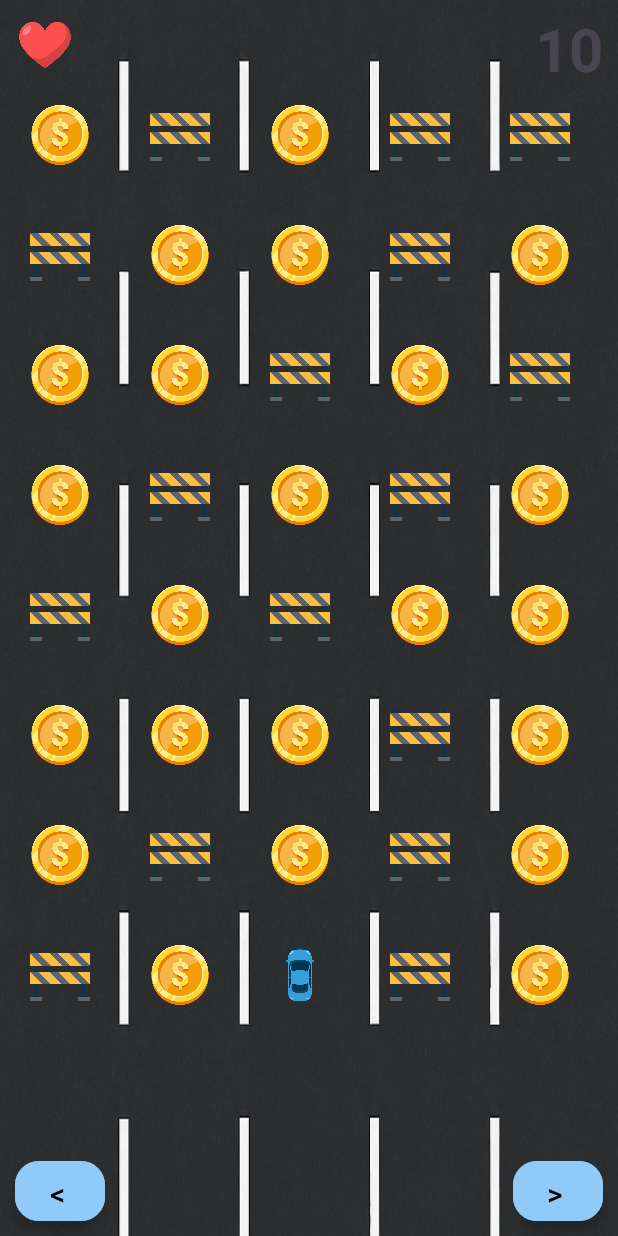
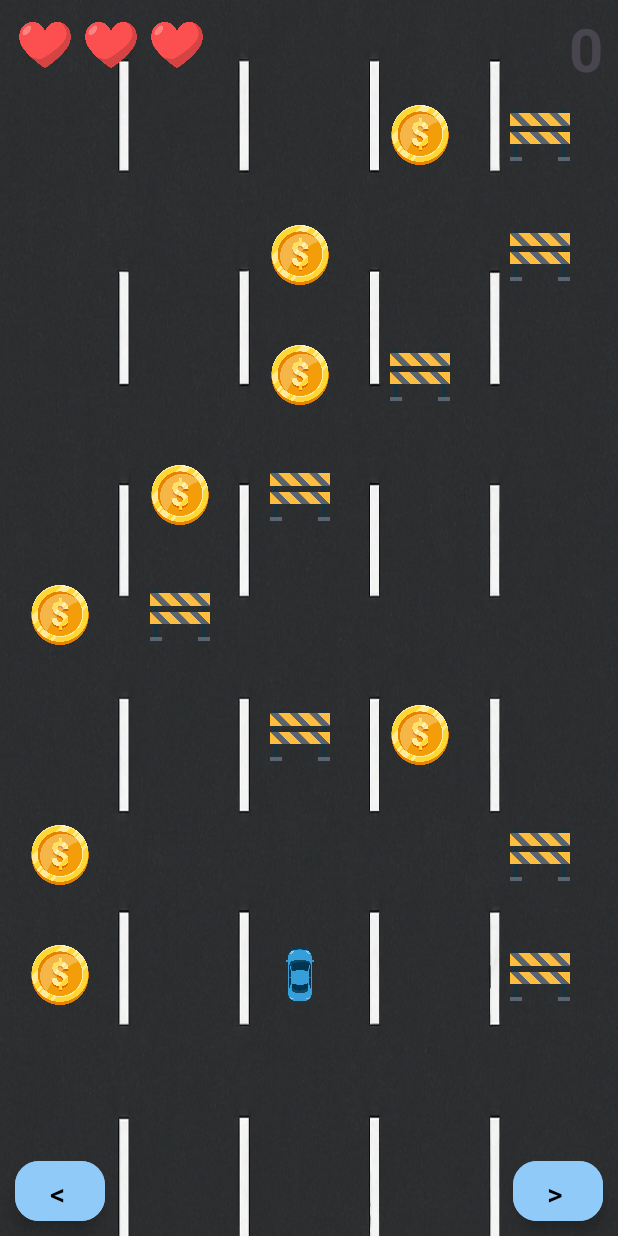
Before and after one commit to Amit-Halaly/Mobile-applications-HW, an Android app: the screen it shows after launch (MainActivity), on a phone screen of 412 x 824 dp. Run offline under Robolectric (Android 15) with nearby library versions, the phone set to English and light mode, and no system bars.

```diff
--- a/app/build.gradle.kts
+++ b/app/build.gradle.kts
@@ -11,7 +11,7 @@ android {
     defaultConfig {
         applicationId = "com.example.mobile_applications_hw"
         minSdk = 26
-        targetSdk = 35
+        targetSdk = 34
         versionCode = 1
         versionName = "1.0"
 
@@ -48,12 +48,12 @@ secrets {
 
     // A properties file containing default secret values. This file can be
     // checked in version control.
-    //defaultPropertiesFileName = "local.defaults.properties"
+    defaultPropertiesFileName = "local.defaults.properties"
 
     // Configure which keys should be ignored by the plugin by providing regular expressions.
     // "sdk.dir" is ignored by default.
     ignoreList.add("keyToIgnore") // Ignore the key "keyToIgnore"
-   ignoreList.add("sdk.*")       // Ignore all keys matching the regexp "sdk.*"
+    ignoreList.add("sdk.*")       // Ignore all keys matching the regexp "sdk.*"
 }
 
 
--- a/app/src/main/java/com/example/mobile_applications_hw/GameManager.kt
+++ b/app/src/main/java/com/example/mobile_applications_hw/GameManager.kt
@@ -2,130 +2,228 @@ package com.example.mobile_applications_hw
 
 import android.content.Context
 import android.os.Handler
+import android.os.Looper
 import android.view.View
 import android.widget.ImageView
 import androidx.appcompat.widget.AppCompatImageView
-import com.google.android.material.floatingactionbutton.ExtendedFloatingActionButton
+import com.example.mobile_applications_hw.utilities.SignalManager
+import com.example.mobile_applications_hw.utilities.SingleSoundPlayer
+import kotlin.random.Random
 
 class GameManager(
-    private val context: Context,
+    context: Context,
     private val car: Array<ImageView>,
     private val obstacles: Array<Array<ImageView>>,
     private val coins: Array<Array<ImageView>>,
     private val hearts: Array<AppCompatImageView>,
-    private val leftButton: ExtendedFloatingActionButton,
-    private val rightButton: ExtendedFloatingActionButton,
-    private val onGameOver: (Int) -> Unit,
+    private val onGameOver: () -> Unit,
     private val onScoreUpdated: (Int) -> Unit
 ) {
-    private val handler = Handler()
-    private val TICK_SLOW = 800L
-    private val TICK_FAST = 400L
-    private var tickInterval = TICK_SLOW
 
-    private var currentLane = 2
-    var score = 0
+    private val singleSoundPlayer = SingleSoundPlayer(context)
+
+    var score: Int = 0
         private set
+
+    private var carPosition = 2
+
     private var lives = 3
 
+    private var gameOver = false
+
+    val handler = Handler(Looper.getMainLooper())
+
+    private var gameSpeed: Long = 1000L
+
+
     fun updateSpeed(isFast: Boolean) {
-        tickInterval = if (isFast) TICK_FAST else TICK_SLOW
+        gameSpeed = if (isFast) 500L else 1000L
     }
 
-    fun startGame() {
-        resetAll()
-        updateCarUI()
-        handler.postDelayed(gameLoopRunnable, tickInterval)
-        leftButton.setOnClickListener { moveCarLeft() }
-        rightButton.setOnClickListener { moveCarRight() }
+    fun resetGame() {
+        lives = 3
+        gameOver = false
+
+        resetHearts()
+        resetScore()
+        resetCar()
+        resetObstacles()
+        resetCoins()
+        placeObstaclesRandomly()
+        placeCoinsRandomly()
     }
 
-    private val gameLoopRunnable = object : Runnable {
-        override fun run() {
-            stepObstaclesAndCoins()
-            checkCollisions()
-            handler.postDelayed(this, tickInterval)
+
+    private fun resetCar() {
+        for (i in car.indices) {
+            car[i].visibility = View.INVISIBLE
+        }
+        car[carPosition].visibility = View.VISIBLE
+    }
+
+
+    private fun resetHearts() {
+        for (heart in hearts) {
+            heart.visibility = View.VISIBLE
         }
     }
 
-    private fun resetAll() {
-        score = 0
-        lives = hearts.size
-        onScoreUpdated(score)
-        hearts.forEach { it.visibility = View.VISIBLE }
-        obstacles.flatten().forEach { it.visibility = View.INVISIBLE }
-        coins.flatten().forEach    { it.visibility = View.INVISIBLE }
-        spawnInitialRow()
-    }
 
-    private fun spawnInitialRow() {
-        val row0Obs = obstacles[0]
-        val row0Coins = coins[0]
-        for (col in 0 until 5) {
-            if ((0..1).random() == 0) {
-                row0Obs[col].visibility = View.VISIBLE
-                row0Coins[col].visibility = View.INVISIBLE
-            } else {
-                row0Coins[col].visibility = View.VISIBLE
-                row0Obs[col].visibility = View.INVISIBLE
+    private fun resetObstacles() {
+        for (row in obstacles) {
+            for (obstacles in row) {
+                obstacles.visibility = View.INVISIBLE
             }
         }
     }
 
-    private fun stepObstaclesAndCoins() {
-        for (col in 0 until 5) {
-            obstacles.last()[col].visibility = View.INVISIBLE
-            coins.last()[col].visibility     = View.INVISIBLE
-        }
-        for (row in obstacles.size - 1 downTo 1) {
-            for (col in 0 until 5) {
-                obstacles[row][col].visibility = obstacles[row - 1][col].visibility
-                coins[row][col].visibility     = coins[row - 1][col].visibility
+    private fun resetCoins() {
+        for (row in coins) {
+            for (coin in row) {
+                coin.visibility = View.INVISIBLE
             }
-        }
-        spawnInitialRow()
-        updateCarUI()
-    }
-
-    private fun checkCollisions() {
-        val obs = obstacles.last()[currentLane]
-        val coin = coins.last()[currentLane]
-        if (obs.visibility == View.VISIBLE) {
-            lives--
-            hearts[lives].visibility = View.INVISIBLE
-            obs.visibility = View.INVISIBLE
-            if (lives == 0) {
-                handler.removeCallbacks(gameLoopRunnable)
-                onGameOver(score)
-            }
-        } else if (coin.visibility == View.VISIBLE) {
-            score += 10
-            onScoreUpdated(score)
-            coin.visibility = View.INVISIBLE
         }
     }
 
+    private fun resetScore() {
+        score = 0
+        onScoreUpdated(score)
+    }
+
+
+    private fun placeObstaclesRandomly() {
+        val firstRow = obstacles[0]
+        for (i in firstRow.indices) {
+            firstRow[i].visibility = View.INVISIBLE
+        }
+        val randomIndex = Random.nextInt(firstRow.size)
+        firstRow[randomIndex].visibility = View.VISIBLE
+    }
+
+    private fun placeCoinsRandomly() {
+        val firstRowCoins = coins[0]
+        val firstRowObstacles = obstacles[0]
+        for (i in firstRowCoins.indices) {
+            firstRowCoins[i].visibility = View.INVISIBLE
+        }
+        var randomIndex: Int
+        do {
+            randomIndex = Random.nextInt(firstRowCoins.size)
+        } while (firstRowObstacles[randomIndex].visibility == View.VISIBLE)
+        firstRowCoins[randomIndex].visibility = View.VISIBLE
+    }
+
+
     fun moveCarLeft() {
-        if (currentLane > 0) {
-            currentLane--
-            updateCarUI()
+        if (!gameOver && carPosition > 0) {
+            car[carPosition].visibility = View.INVISIBLE
+            carPosition--
+            car[carPosition].visibility = View.VISIBLE
         }
     }
 
+
     fun moveCarRight() {
-        if (currentLane < car.size - 1) {
-            currentLane++
-            updateCarUI()
+        if (!gameOver && carPosition < 4) {
+            car[carPosition].visibility = View.INVISIBLE
+            carPosition++
+            car[carPosition].visibility = View.VISIBLE
         }
     }
 
-    private fun updateCarUI() {
-        car.forEachIndexed { index, iv ->
-            iv.visibility = if (index == currentLane) View.VISIBLE else View.INVISIBLE
+
+    fun startGame() {
+        resetGame()
+        val gameLoopRunnable = object : Runnable {
+            override fun run() {
+                if (!gameOver) {
+                    moveObstaclesDown()
+                    moveCoinsDown()
+                    placeObstaclesRandomly()
+                    placeCoinsRandomly()
+                    checkCollisions()
+                    handler.postDelayed(this, gameSpeed)
+                }
+            }
+        }
+        handler.post(gameLoopRunnable)
+    }
+
+    private fun moveObstaclesDown() {
+        for (row in obstacles.indices.reversed()) {
+            for (col in obstacles[row].indices) {
+                val cop = obstacles[row][col]
+                if (cop.visibility == View.VISIBLE) {
+                    cop.visibility = View.INVISIBLE
+                    if (row + 1 < obstacles.size) {
+                        obstacles[row + 1][col].visibility = View.VISIBLE
+                    }
+                }
+            }
         }
     }
 
-    fun stopGame() {
-        handler.removeCallbacks(gameLoopRunnable)
+    private fun moveCoinsDown() {
+        for (row in coins.indices.reversed()) {
+            for (col in coins[row].indices) {
+                val coin = coins[row][col]
+                if (coin.visibility == View.VISIBLE) {
+                    coin.visibility = View.INVISIBLE
+                    if (row + 1 < coins.size) {
+                        coins[row + 1][col].visibility = View.VISIBLE
+                    }
+                }
+            }
+        }
+    }
+
+
+    private fun checkCollisions() {
+        if (obstacles.last()[carPosition].visibility == View.VISIBLE) {
+            handleCollision()
+        }
+        if (coins.last()[carPosition].visibility == View.VISIBLE) {
+            coinCollected()
+        }
+    }
+
+
+    private fun handleCollision() {
+       // singleSoundPlayer.playSound(R.raw.boom_cinema)
+        lives--
+        updateScore(-50)
+        toastAndVibrate()
+        hearts[lives].visibility = View.INVISIBLE
+        if (lives == 0) {
+            gameOver = true
+            onGameOver()
+        }
+    }
+
+
+    private fun toastAndVibrate() {
+        if (lives == 0) {
+            SignalManager.getInstance().toast("Game Over your score is : " + score)
+            SignalManager.getInstance().vibrate()
+        } else {
+            SignalManager.getInstance().toast("Collision! -50")
+            SignalManager.getInstance().vibrate()
+        }
+    }
+
+    private fun coinCollected() {
+       // singleSoundPlayer.playSound(R.raw.coin_collected)
+        updateScore(100)
+        SignalManager.getInstance().toast("Coin Collected! +100")
+        SignalManager.getInstance().vibrate()
+
+    }
+
+    private fun updateScore(points: Int) {
+        score += points
+        if (score < 0) {
+            score = 0
+        }
+        onScoreUpdated(score)
     }
 }
--- a/app/src/main/java/com/example/mobile_applications_hw/MainActivity.kt
+++ b/app/src/main/java/com/example/mobile_applications_hw/MainActivity.kt
@@ -190,9 +190,7 @@ class MainActivity : AppCompatActivity() {
             obstacles = obstacles,
             coins = coins,
             hearts = hearts,
-            leftButton = leftArrow,
-            rightButton = rightArrow,
-            onGameOver = { score -> handleGameOver(score) },
+            onGameOver = { handleGameOver(gameManager.score) },
             onScoreUpdated = { newScore -> updateScoreUI(newScore) }
         )
     }
@@ -262,7 +260,7 @@ class MainActivity : AppCompatActivity() {
     }
 
     fun handleGameOver(finalScore: Int) {
-        val intent = Intent(this, RecordsMapActivity::class.java)
+        val intent = Intent(this, RecordsActivity::class.java)
         intent.putExtra("Score", finalScore)
         startActivity(intent)
         finish()
--- a/app/src/main/java/com/example/mobile_applications_hw/RecordsActivity.kt
+++ b/app/src/main/java/com/example/mobile_applications_hw/RecordsActivity.kt
@@ -35,7 +35,7 @@ class RecordsActivity : AppCompatActivity(), LocationUpdatedCallback {
 
     override fun onCreate(savedInstanceState: Bundle?) {
         super.onCreate(savedInstanceState)
-        setContentView(R.layout.activity_records_map)
+        setContentView(R.layout.activity_records)
 
         findViews()
         initViews()
--- a/app/src/main/res/values/colors.xml
+++ b/app/src/main/res/values/colors.xml
@@ -4,4 +4,7 @@
     <color name="white">#FFFFFFFF</color>
     <color name="blue">#90CAF9</color>
     <color name="green">#A5D6A7</color>
+    <color name="purple_300">#BA68C8</color>
+    <color name="blue_300">#64B5F6</color>
+    <color name="teal_300">#4DB6AC</color>
 </resources>
--- a/app/src/main/res/values/strings.xml
+++ b/app/src/main/res/values/strings.xml
@@ -12,4 +12,5 @@
     <string name="switch_speed_fast">fast</string>
     <string name="switch_speed_slow">slow</string>
     <string name="main_menu">Menu</string>
+    <string name="title_activity_maps">MapsActivity</string>
 </resources>
--- a/build.gradle.kts
+++ b/build.gradle.kts
@@ -7,5 +7,6 @@ plugins {
 buildscript {
     dependencies {
         classpath(libs.secrets.gradle.plugin)
+
     }
 }
--- a/gradle/libs.versions.toml
+++ b/gradle/libs.versions.toml
@@ -16,6 +16,7 @@ playServicesLocation = "21.3.0"
 firebaseCrashlyticsBuildtools = "3.0.5"
 legacySupportV4 = "1.0.0"
 recyclerview = "1.4.0"
+googleAndroidLibrariesMapsplatformSecretsGradlePlugin = "2.0.1"
 
 [libraries]
 androidx-core-ktx = { group = "androidx.core", name = "core-ktx", version.ref = "coreKtx" }
@@ -32,7 +33,6 @@ gson = { group = "com.google.code.gson", name = "gson", version.ref = "gson" }
 play-services-maps = { group = "com.google.android.gms", name = "play-services-maps", version.ref = "playServicesMaps" }
 secrets-gradle-plugin = { module = "com.google.android.libraries.mapsplatform.secrets-gradle-plugin:secrets-gradle-plugin", version.ref = "secretsGradlePlugin" }
 play-services-location = { group = "com.google.android.gms", name = "play-services-location", version.ref = "playServicesLocation" }
-firebase-crashlytics-buildtools = { group = "com.google.firebase", name = "firebase-crashlytics-buildtools", version.ref = "firebaseCrashlyticsBuildtools" }
 
 [plugins]
 android-application = { id = "com.android.application", version.ref = "agp" }
```
Also changed, not shown: app/src/main/AndroidManifest.xml (+17 -2 lines), 3 other files.
